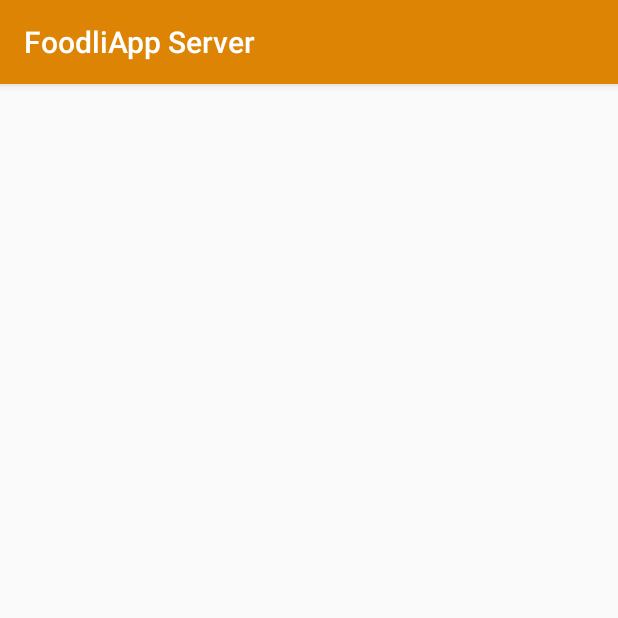
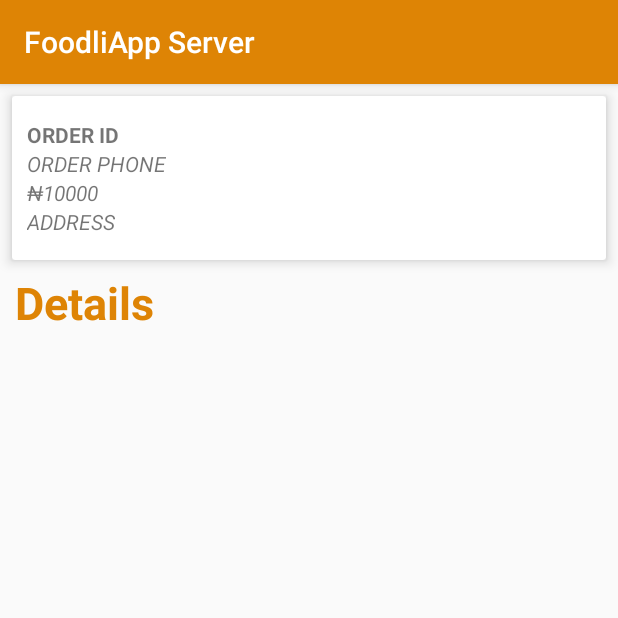
Before and after one commit to Mustapha5th/FoodliAppServer, an Android app: the OrderDetail screen opened directly, with no data from a screen before it, on a phone screen of 412 x 824 dp, the top half of it. Run offline under Robolectric (Android 15) with nearby library versions, the phone set to English and light mode, and no system bars.

Commit message:
new commit

```diff
--- a/app/src/main/res/layout/activity_order_detail.xml
+++ b/app/src/main/res/layout/activity_order_detail.xml
@@ -1,9 +1,92 @@
 <?xml version="1.0" encoding="utf-8"?>
-<androidx.constraintlayout.widget.ConstraintLayout xmlns:android="http://schemas.android.com/apk/res/android"
+<RelativeLayout
+    xmlns:android="http://schemas.android.com/apk/res/android"
     xmlns:app="http://schemas.android.com/apk/res-auto"
-    xmlns:tools="http://schemas.android.com/tools"
     android:layout_width="match_parent"
-    android:layout_height="match_parent"
-    tools:context=".Screens.ui.OrderDetail">
+    android:layout_height="match_parent">
 
-</androidx.constraintlayout.widget.ConstraintLayout>
+    <androidx.cardview.widget.CardView
+        android:layout_width="match_parent"
+        android:layout_height="wrap_content"
+        android:layout_margin="8dp"
+        android:id="@+id/order_info"
+        app:cardElevation="5dp">
+        <LinearLayout
+            android:layout_width="match_parent"
+            android:layout_height="wrap_content"
+            android:layout_gravity="center_vertical"
+            android:layout_marginTop="16dp"
+            android:layout_marginBottom="16dp"
+            android:orientation="horizontal"
+            >
+            <LinearLayout
+                android:layout_width="0dp"
+                android:layout_height="wrap_content"
+                android:layout_weight="9"
+                android:orientation="vertical"
+                >
+                <TextView
+                    android:id="@+id/order_id"
+                    android:layout_width="wrap_content"
+                    android:layout_height="wrap_content"
+                    android:layout_marginLeft="10dp"
+                    android:gravity="center_vertical|start"
+                    android:text="Order ID"
+                    android:textAllCaps="true"
+                    android:textStyle="bold"/>
+                <TextView
+                    android:id="@+id/order_phone"
+                    android:layout_width="wrap_content"
+                    android:layout_height="wrap_content"
+                    android:layout_marginLeft="10dp"
+                    android:gravity="center_vertical|start"
+                    android:text="Order Phone"
+                    android:textAllCaps="true"
+                    android:textStyle="italic"/>
+                <TextView
+                    android:id="@+id/order_total"
+                    android:layout_width="wrap_content"
+                    android:layout_height="wrap_content"
+                    android:layout_marginLeft="10dp"
+                    android:gravity="center_vertical|start"
+                    android:text="₦10000"
+                    android:textAllCaps="true"
+                    android:textStyle="italic"/>
+                <TextView
+                    android:id="@+id/order_address"
+                    android:layout_width="wrap_content"
+                    android:layout_height="wrap_content"
+                    android:layout_marginLeft="10dp"
+                    android:gravity="center_vertical|start"
+                    android:text="Address"
+                    android:textAllCaps="true"
+                    android:textStyle="italic"/>
+            </LinearLayout>
+        </LinearLayout>
+    </androidx.cardview.widget.CardView>
+    <LinearLayout
+        android:orientation="vertical"
+        android:layout_below="@+id/order_info"
+        android:layout_width="match_parent"
+        android:layout_height="wrap_content">
+        <TextView
+            android:layout_width="wrap_content"
+            android:layout_height="wrap_content"
+            android:layout_marginStart="10dp"
+            android:layout_marginBottom="20dp"
+            android:gravity="center_vertical|start"
+            android:text="Details"
+            android:textSize="30sp"
+            android:textColor="@color/colorPrimaryDark"
+            android:textStyle="bold"/>
+        <androidx.recyclerview.widget.RecyclerView
+            android:layout_width="match_parent"
+            android:layout_marginStart="10dp"
+            android:layout_marginEnd="10dp"
+            android:layout_marginBottom="10dp"
+            android:id="@+id/lstFood"
+            android:layout_height="wrap_content"
+            />
+
+    </LinearLayout>
+</RelativeLayout>
```
